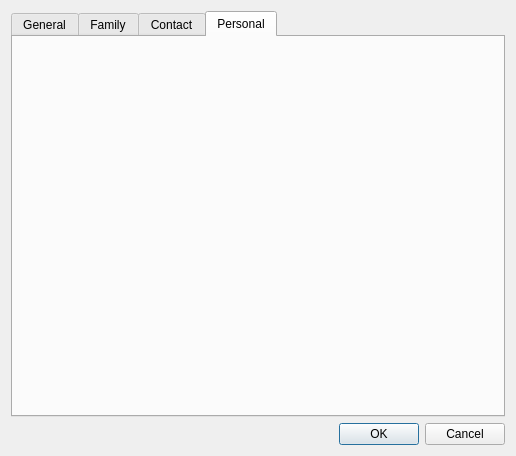
Qt form dialogs/persondialog.ui (caybro/pedikree) before a commit.
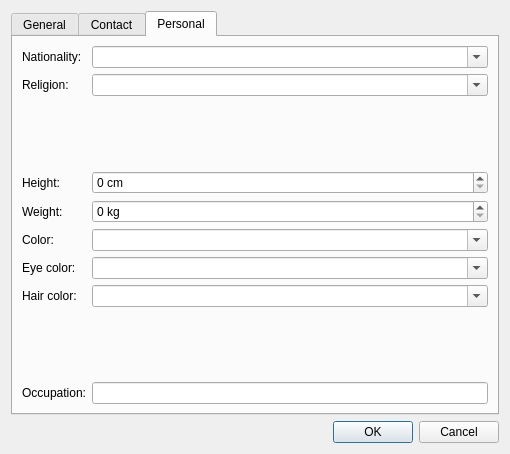
The same form after that commit. The open tabs and pages were chosen to show the change.

What changed in the file:
```diff
--- a/dialogs/persondialog.ui
+++ b/dialogs/persondialog.ui
@@ -6,8 +6,8 @@
    <rect>
     <x>0</x>
     <y>0</y>
-    <width>516</width>
-    <height>456</height>
+    <width>510</width>
+    <height>454</height>
    </rect>
   </property>
   <layout class="QVBoxLayout" name="verticalLayout">
@@ -280,11 +280,6 @@
        </item>
       </layout>
      </widget>
-     <widget class="QWidget" name="tabFamily">
-      <attribute name="title">
-       <string>Family</string>
-      </attribute>
-     </widget>
      <widget class="QWidget" name="tabContact">
       <attribute name="title">
        <string>Contact</string>
@@ -294,6 +289,290 @@
       <attribute name="title">
        <string>Personal</string>
       </attribute>
+      <layout class="QFormLayout" name="formLayout_2">
+       <property name="fieldGrowthPolicy">
+        <enum>QFormLayout::AllNonFixedFieldsGrow</enum>
+       </property>
+       <item row="0" column="0">
+        <widget class="QLabel" name="nationalityLabel">
+         <property name="text">
+          <string>Nationality:</string>
+         </property>
+         <property name="buddy">
+          <cstring>nationality</cstring>
+         </property>
+        </widget>
+       </item>
+       <item row="1" column="0">
+        <widget class="QLabel" name="religionLabel">
+         <property name="text">
+          <string>Religion:</string>
+         </property>
+         <property name="buddy">
+          <cstring>religion</cstring>
+         </property>
+        </widget>
+       </item>
+       <item row="1" column="1">
+        <widget class="QComboBox" name="religion">
+         <property name="editable">
+          <bool>true</bool>
+         </property>
+         <item>
+          <property name="text">
+           <string/>
+          </property>
+         </item>
+         <item>
+          <property name="text">
+           <string>Christian</string>
+          </property>
+         </item>
+         <item>
+          <property name="text">
+           <string>Islam</string>
+          </property>
+         </item>
+         <item>
+          <property name="text">
+           <string>Judaism</string>
+          </property>
+         </item>
+         <item>
+          <property name="text">
+           <string>Buddhism</string>
+          </property>
+         </item>
+         <item>
+          <property name="text">
+           <string>Hinduism</string>
+          </property>
+         </item>
+        </widget>
+       </item>
+       <item row="0" column="1">
+        <widget class="QComboBox" name="nationality">
+         <property name="editable">
+          <bool>true</bool>
+         </property>
+        </widget>
+       </item>
+       <item row="2" column="1">
+        <spacer name="verticalSpacer_3">
+         <property name="orientation">
+          <enum>Qt::Vertical</enum>
+         </property>
+         <property name="sizeHint" stdset="0">
+          <size>
+           <width>20</width>
+           <height>40</height>
+          </size>
+         </property>
+        </spacer>
+       </item>
+       <item row="3" column="0">
+        <widget class="QLabel" name="heightLabel">
+         <property name="text">
+          <string>Height:</string>
+         </property>
+         <property name="buddy">
+          <cstring>height</cstring>
+         </property>
+        </widget>
+       </item>
+       <item row="3" column="1">
+        <widget class="QSpinBox" name="height">
+         <property name="suffix">
+          <string comment="centimeters"> cm</string>
+         </property>
+         <property name="maximum">
+          <number>300</number>
+         </property>
+        </widget>
+       </item>
+       <item row="4" column="0">
+        <widget class="QLabel" name="weightLabel">
+         <property name="text">
+          <string>Weight:</string>
+         </property>
+         <property name="buddy">
+          <cstring>weight</cstring>
+         </property>
+        </widget>
+       </item>
+       <item row="4" column="1">
+        <widget class="QSpinBox" name="weight">
+         <property name="suffix">
+          <string comment="kilograms"> kg</string>
+         </property>
+         <property name="maximum">
+          <number>300</number>
+         </property>
+        </widget>
+       </item>
+       <item row="5" column="0">
+        <widget class="QLabel" name="colorLabel">
+         <property name="text">
+          <string>Color:</string>
+         </property>
+         <property name="buddy">
+          <cstring>color</cstring>
+         </property>
+        </widget>
+       </item>
+       <item row="5" column="1">
+        <widget class="QComboBox" name="color">
+         <property name="editable">
+          <bool>true</bool>
+         </property>
+         <item>
+          <property name="text">
+           <string/>
+          </property>
+         </item>
+         <item>
+          <property name="text">
+           <string>White</string>
+          </property>
+         </item>
+         <item>
+          <property name="text">
+           <string>Black</string>
+          </property>
+         </item>
+         <item>
+          <property name="text">
+           <string>Yellow</string>
+          </property>
+         </item>
+        </widget>
+       </item>
+       <item row="6" column="0">
+        <widget class="QLabel" name="eyeColorLabel">
+         <property name="text">
+          <string>Eye color:</string>
+         </property>
+         <property name="buddy">
+          <cstring>eyeColor</cstring>
+         </property>
+        </widget>
+       </item>
+       <item row="7" column="0">
+        <widget class="QLabel" name="hairColorLabel">
+         <property name="text">
+          <string>Hair color:</string>
+         </property>
+         <property name="buddy">
+          <cstring>hairColor</cstring>
+         </property>
+        </widget>
+       </item>
+       <item row="7" column="1">
+        <widget class="QComboBox" name="hairColor">
+         <property name="editable">
+          <bool>true</bool>
+         </property>
+         <item>
+          <property name="text">
+           <string/>
+          </property>
+         </item>
+         <item>
+          <property name="text">
+           <string>blond</string>
+          </property>
+         </item>
+         <item>
+          <property name="text">
+           <string>brown</string>
+          </property>
+         </item>
+         <item>
+          <property name="text">
+           <string>black</string>
+          </property>
+         </item>
+         <item>
+          <property name="text">
+           <string>gray</string>
+          </property>
+         </item>
+         <item>
+          <property name="text">
+           <string>ginger</string>
+          </property>
+         </item>
+         <item>
+          <property name="text">
+           <string>bald</string>
+          </property>
+         </item>
+        </widget>
+       </item>
+       <item row="6" column="1">
+        <widget class="QComboBox" name="eyeColor">
+         <property name="editable">
+          <bool>true</bool>
+         </property>
+         <item>
+          <property name="text">
+           <string/>
+          </property>
+         </item>
+         <item>
+          <property name="text">
+           <string>blue</string>
+          </property>
+         </item>
+         <item>
+          <property name="text">
+           <string>brown</string>
+          </property>
+         </item>
+         <item>
+          <property name="text">
+           <string>black</string>
+          </property>
+         </item>
+         <item>
+          <property name="text">
+           <string>green</string>
+          </property>
+         </item>
+         <item>
+          <property name="text">
+           <string>gray</string>
+          </property>
+         </item>
+        </widget>
+       </item>
+       <item row="8" column="1">
+        <spacer name="verticalSpacer_4">
+         <property name="orientation">
+          <enum>Qt::Vertical</enum>
+         </property>
+         <property name="sizeHint" stdset="0">
+          <size>
+           <width>20</width>
+           <height>40</height>
+          </size>
+         </property>
+        </spacer>
+       </item>
+       <item row="9" column="0">
+        <widget class="QLabel" name="occupationLabel">
+         <property name="text">
+          <string>Occupation:</string>
+         </property>
+         <property name="buddy">
+          <cstring>occupation</cstring>
+         </property>
+        </widget>
+       </item>
+       <item row="9" column="1">
+        <widget class="QLineEdit" name="occupation"/>
+       </item>
+      </layout>
      </widget>
     </widget>
    </item>
```
Left out of the diff: 66 changed lines with no effect on the pictures.
